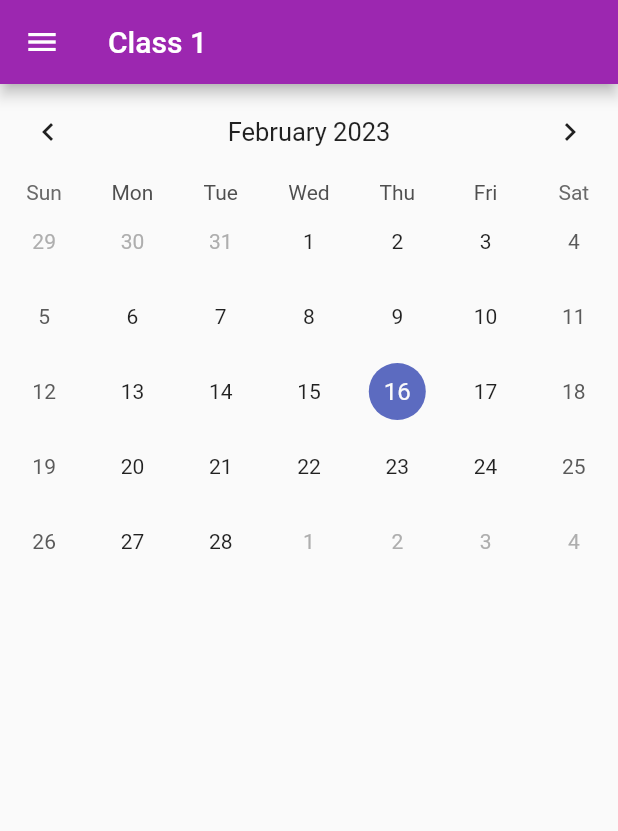
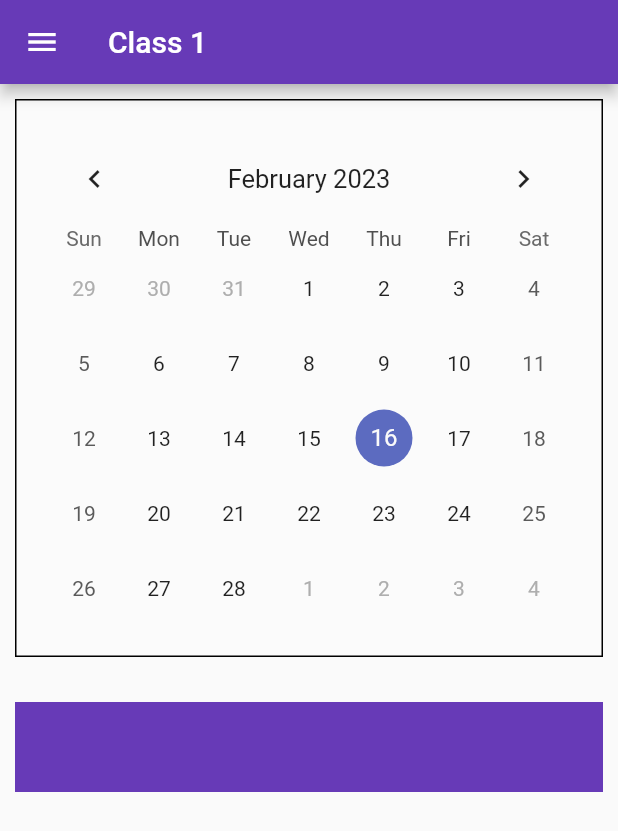
Before and after one commit to Smart-Attendance-CSIT/SmartAttendanceFlutter_student, a Flutter app: the ClassScreen screen opened directly, on a phone screen of 412 x 824 dp. Shown: the top 831 px of the screen. Run offline on Flutter 3.47's test engine with Material 2 defaults, Android fonts, the phone set to English and light mode, and no system bars; drawn by our look-alikes of table_calendar; our stand-ins replace dio, lottie, pretty_dio_logger; missing offline and left inert: flutter_barcode_scanner.

Commit message:
abit ui is modified in class screen

```diff
--- a/lib/presentation/screens/class_screen.dart
+++ b/lib/presentation/screens/class_screen.dart
@@ -20,7 +20,7 @@ class _ClassScreenState extends State<ClassScreen> {
   Widget build(BuildContext context) {
     return Scaffold(
       appBar: AppBar(
-        backgroundColor: Colors.purple,
+        backgroundColor: Colors.deepPurple,
         title: const Text('Class 1'),
         leading: IconButton(
           onPressed: (() {}),
@@ -29,10 +29,17 @@ class _ClassScreenState extends State<ClassScreen> {
           ),
         ),
       ),
-      body: Center(
+      body: Column(
+        children: [
+          Center(
             child: Container(
+              padding: EdgeInsets.all(10),
               child: Column(children: [
-            TableCalendar(
+                Container(
+                  decoration: BoxDecoration(
+                      border: Border.all(), color: Colors.white12),
+                  padding: EdgeInsets.all(20),
+                  child: TableCalendar(
                     locale: 'en_us',
                     rowHeight: 50,
                     headerStyle: const HeaderStyle(
@@ -42,11 +49,21 @@ class _ClassScreenState extends State<ClassScreen> {
                     focusedDay: today,
                     firstDay: DateTime.utc(2010, 10, 16),
                     lastDay: DateTime.utc(2030, 3, 13),
-              onDaySelected: _onDaySelected,
+                  ),
+                ),
+                SizedBox(
+                  height: 30,
+                ),
+                Container(
+                  padding: EdgeInsets.all(40),
+                  height: 60,
+                  color: Colors.deepPurple,
                 )
               ]),
             ),
           ),
+        ],
+      ),
     );
   }
 }
```
Lines whose indentation alone changed are shown as unchanged.
